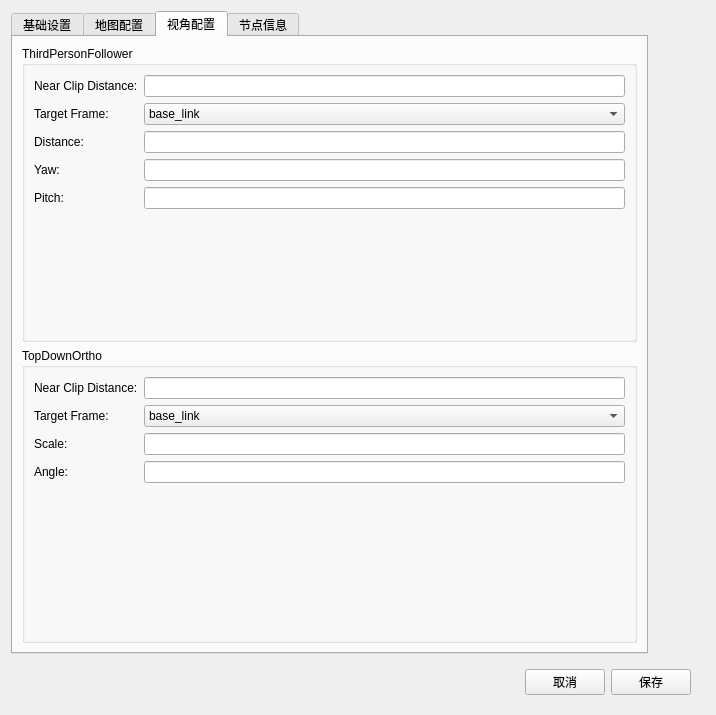
hou080146/Ros_Qt_Rviz_GUI, file ui/settings.ui: the form before one commit.
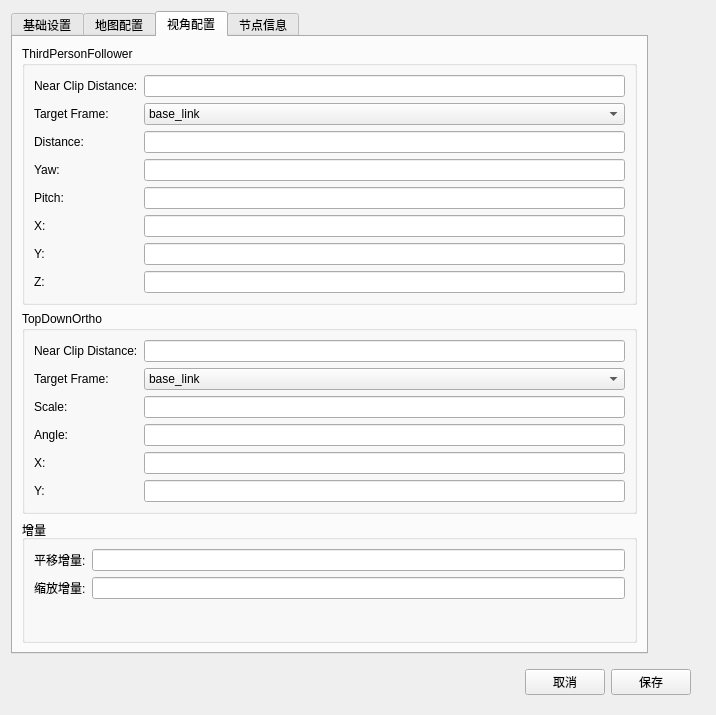
The form after the commit. The open tabs and pages were chosen to show the change. Icons and pictures are not drawn.

Commit message: 增加视角平移和缩放

```diff
--- a/ui/settings.ui
+++ b/ui/settings.ui
@@ -704,6 +704,36 @@
           <item row="4" column="1">
            <widget class="QLineEdit" name="lineEdit_pitch"/>
           </item>
+          <item row="5" column="0">
+           <widget class="QLabel" name="label_34">
+            <property name="text">
+             <string>X:</string>
+            </property>
+           </widget>
+          </item>
+          <item row="6" column="0">
+           <widget class="QLabel" name="label_35">
+            <property name="text">
+             <string>Y:</string>
+            </property>
+           </widget>
+          </item>
+          <item row="5" column="1">
+           <widget class="QLineEdit" name="lineEdit_X_T"/>
+          </item>
+          <item row="6" column="1">
+           <widget class="QLineEdit" name="lineEdit_Y_T"/>
+          </item>
+          <item row="7" column="0">
+           <widget class="QLabel" name="label_36">
+            <property name="text">
+             <string>Z:</string>
+            </property>
+           </widget>
+          </item>
+          <item row="7" column="1">
+           <widget class="QLineEdit" name="lineEdit_Z_T"/>
+          </item>
          </layout>
         </widget>
        </item>
@@ -763,6 +793,55 @@
           </item>
           <item row="3" column="1">
            <widget class="QLineEdit" name="lineEdit_angle"/>
+          </item>
+          <item row="4" column="0">
+           <widget class="QLabel" name="label_32">
+            <property name="text">
+             <string>X:</string>
+            </property>
+           </widget>
+          </item>
+          <item row="4" column="1">
+           <widget class="QLineEdit" name="lineEdit_X_D"/>
+          </item>
+          <item row="5" column="0">
+           <widget class="QLabel" name="label_33">
+            <property name="text">
+             <string>Y:</string>
+            </property>
+           </widget>
+          </item>
+          <item row="5" column="1">
+           <widget class="QLineEdit" name="lineEdit_Y_D"/>
+          </item>
+         </layout>
+        </widget>
+       </item>
+       <item>
+        <widget class="QGroupBox" name="groupBox_6">
+         <property name="title">
+          <string>增量</string>
+         </property>
+         <layout class="QFormLayout" name="formLayout_6">
+          <item row="0" column="0">
+           <widget class="QLabel" name="label_37">
+            <property name="text">
+             <string>平移增量:</string>
+            </property>
+           </widget>
+          </item>
+          <item row="0" column="1">
+           <widget class="QLineEdit" name="lineEdit_add_XY"/>
+          </item>
+          <item row="1" column="0">
+           <widget class="QLabel" name="label_38">
+            <property name="text">
+             <string>缩放增量:</string>
+            </property>
+           </widget>
+          </item>
+          <item row="1" column="1">
+           <widget class="QLineEdit" name="lineEdit_add_distance"/>
           </item>
          </layout>
         </widget>
```
Left out of the diff: 2 changed lines with no effect on the pictures. The commit also changes 6 other files.
